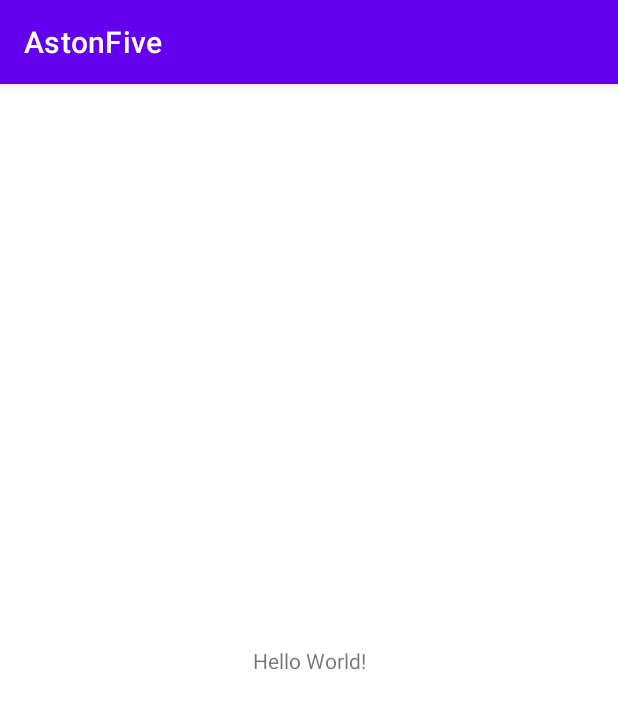
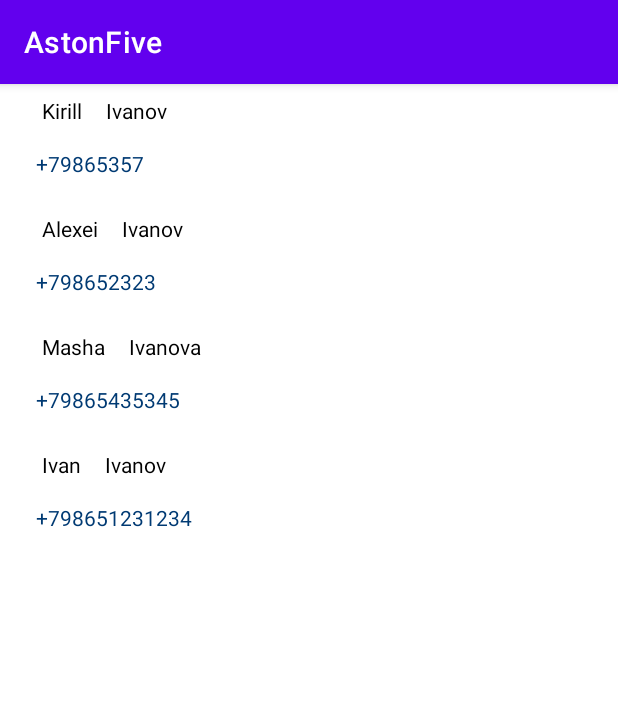
Before and after one commit to popovviktor/Aston_intensiv_5, an Android app: the screen it shows after launch (MainActivity), on a phone screen of 412 x 824 dp. Shown: the top 709 px of the screen. Run offline under Robolectric (Android 15) with nearby library versions, the phone set to English and light mode, and no system bars.

Commit message:
for phone xml done

```diff
--- a/app/build.gradle
+++ b/app/build.gradle
@@ -33,7 +33,7 @@ android {
 }
 
 dependencies {
-
+    implementation 'androidx.fragment:fragment-ktx:1.3.0'
     implementation 'androidx.core:core-ktx:1.7.0'
     implementation 'androidx.appcompat:appcompat:1.6.1'
     implementation 'com.google.android.material:material:1.9.0'
--- /dev/null
+++ b/app/src/main/java/com/myapplication/astonfive/Contact.kt
@@ -0,0 +1,8 @@
+package com.myapplication.astonfive
+
+data class Contact(
+    val id:Int,
+    val name:String,
+    val surname:String,
+    val phone_number:String
+)
--- /dev/null
+++ b/app/src/main/java/com/myapplication/astonfive/FragmentForList.kt
@@ -0,0 +1,70 @@
+package com.myapplication.astonfive
+
+import android.os.Bundle
+import androidx.fragment.app.Fragment
+import android.view.LayoutInflater
+import android.view.View
+import android.view.ViewGroup
+import android.widget.LinearLayout
+import android.widget.TextView
+
+
+class FragmentForList : Fragment() {
+    override fun onViewCreated(view: View, savedInstanceState: Bundle?) {
+        super.onViewCreated(view, savedInstanceState)
+        val contacts = RepositoryContacts.getList()
+        clearBackStack()
+        addCotactsInLinearLayout(view,contacts)
+    }
+    fun clearBackStack(){
+        parentFragmentManager.popBackStack()
+    }
+    fun addCotactsInLinearLayout(view: View, contacts:ArrayList<Contact>){
+        val linear_for_contacts = view.findViewById<LinearLayout>(R.id.linear_lt_for_items)
+        for (i in 0 ..contacts.size-1){
+            val contact_item = contacts[i]
+            initContactItemFieldsAndClickListener(linear_for_contacts,contact_item)
+        }
+    }
+    fun initContactItemFieldsAndClickListener(viewGroup:ViewGroup, contact_item:Contact){
+        val view_item_contact = LayoutInflater.from(activity)
+            .inflate(R.layout.item,viewGroup,false)
+        val name = view_item_contact.findViewById<TextView>(R.id.item_name)
+        val surname = view_item_contact.findViewById<TextView>(R.id.item_surname)
+        val phone = view_item_contact.findViewById<TextView>(R.id.item_phone_number)
+        name.text = contact_item.name
+        surname.text = contact_item.surname
+        phone.text = contact_item.phone_number
+        val id = contact_item.id
+        viewGroup.addView(view_item_contact)
+        view_item_contact.setOnClickListener {
+            startFragmentEditContactWithBundleIdItem(id)
+        }
+    }
+    fun startFragmentEditContactWithBundleIdItem(id_contact:Int){
+        val fragForEdit = FragmentForEditItem()
+        val bundle = Bundle()
+        bundle.putInt("iditem",id_contact)
+        fragForEdit.arguments = bundle
+        parentFragmentManager.beginTransaction()
+            .replace(R.id.fragment_container,fragForEdit)
+            .addToBackStack(null)
+            .commit()
+    }
+    override fun onCreate(savedInstanceState: Bundle?) {
+        super.onCreate(savedInstanceState)
+    }
+
+    override fun onCreateView(
+        inflater: LayoutInflater, container: ViewGroup?,
+        savedInstanceState: Bundle?
+    ): View? {
+        // Inflate the layout for this fragment
+        return inflater.inflate(R.layout.fragment_for_list, container, false)
+    }
+
+    companion object {
+        @JvmStatic
+        fun newInstance() = FragmentForList()
+    }
+}
--- a/app/src/main/java/com/myapplication/astonfive/MainActivity.kt
+++ b/app/src/main/java/com/myapplication/astonfive/MainActivity.kt
@@ -2,6 +2,7 @@ package com.myapplication.astonfive
 
 import androidx.appcompat.app.AppCompatActivity
 import android.os.Bundle
+import androidx.fragment.app.FragmentContainerView
 
 class MainActivity : AppCompatActivity() {
     override fun onCreate(savedInstanceState: Bundle?) {
--- /dev/null
+++ b/app/src/main/java/com/myapplication/astonfive/RepositoryContacts.kt
@@ -0,0 +1,33 @@
+package com.myapplication.astonfive
+
+object RepositoryContacts {
+    private val contactslist = ArrayList<Contact>()
+
+    init {
+        val user1 = Contact(0,"Kirill","Ivanov","+79865357")
+        val user2 = Contact(1,"Alexei","Ivanov","+798652323")
+        val user3 = Contact(2,"Masha","Ivanova","+79865435345")
+        val user4 = Contact(3,"Ivan","Ivanov","+798651231234")
+        contactslist.add(user1)
+        contactslist.add(user2)
+        contactslist.add(user3)
+        contactslist.add(user4)
+    }
+    fun getList() = contactslist
+
+    fun getContact(userId:Int):Contact?{
+        for (elem in contactslist){
+            if (userId==elem.id){
+                return elem
+            }
+        }
+    return null}
+
+    fun updateContact(userEdit:Contact){
+        for (elem in contactslist){
+            if (userEdit.id == elem.id){
+                contactslist.set(userEdit.id,userEdit)
+            }
+        }
+    }
+}
--- a/app/src/main/res/layout/activity_main.xml
+++ b/app/src/main/res/layout/activity_main.xml
@@ -6,13 +6,13 @@
     android:layout_height="match_parent"
     tools:context=".MainActivity">
 
-    <TextView
-        android:layout_width="wrap_content"
-        android:layout_height="wrap_content"
-        android:text="Hello World!"
+    <androidx.fragment.app.FragmentContainerView
+        android:id="@+id/fragment_container"
+        android:name="com.myapplication.astonfive.FragmentForList"
+        android:layout_width="0dp"
+        android:layout_height="0dp"
         app:layout_constraintBottom_toBottomOf="parent"
         app:layout_constraintEnd_toEndOf="parent"
         app:layout_constraintStart_toStartOf="parent"
         app:layout_constraintTop_toTopOf="parent" />
-
 </androidx.constraintlayout.widget.ConstraintLayout>
--- /dev/null
+++ b/app/src/main/res/layout/fragment_for_list.xml
@@ -0,0 +1,13 @@
+<?xml version="1.0" encoding="utf-8"?>
+<FrameLayout xmlns:android="http://schemas.android.com/apk/res/android"
+    xmlns:tools="http://schemas.android.com/tools"
+    android:layout_width="match_parent"
+    android:layout_height="match_parent"
+    tools:context=".FragmentForList">
+
+    <LinearLayout
+        android:id="@+id/linear_lt_for_items"
+        android:layout_width="match_parent"
+        android:layout_height="match_parent"
+        android:orientation="vertical"/>
+</FrameLayout>
--- /dev/null
+++ b/app/src/main/res/layout/item.xml
@@ -0,0 +1,47 @@
+<?xml version="1.0" encoding="utf-8"?>
+<androidx.constraintlayout.widget.ConstraintLayout xmlns:android="http://schemas.android.com/apk/res/android"
+    xmlns:app="http://schemas.android.com/apk/res-auto"
+    xmlns:tools="http://schemas.android.com/tools"
+    android:layout_width="match_parent"
+    android:layout_height="wrap_content">
+
+    <TextView
+        android:id="@+id/item_phone_number"
+        android:layout_width="wrap_content"
+        android:layout_height="wrap_content"
+        android:layout_marginStart="24dp"
+        android:layout_marginTop="16dp"
+        android:layout_marginBottom="16dp"
+        android:text="TextView"
+        android:textColor="#003A73"
+        app:layout_constraintBottom_toBottomOf="parent"
+        app:layout_constraintStart_toStartOf="parent"
+        app:layout_constraintTop_toBottomOf="@+id/chipGroup" />
+
+    <com.google.android.material.chip.ChipGroup
+        android:id="@+id/chipGroup"
+        android:layout_width="wrap_content"
+        android:layout_height="wrap_content"
+        android:layout_marginStart="24dp"
+        android:layout_marginTop="8dp"
+        app:chipSpacingHorizontal="16dp"
+        app:layout_constraintStart_toStartOf="parent"
+        app:layout_constraintTop_toTopOf="parent">
+
+        <TextView
+            android:id="@+id/item_name"
+            android:layout_width="wrap_content"
+            android:layout_height="wrap_content"
+            android:layout_marginStart="4dp"
+            android:layout_marginTop="120dp"
+            android:text="TextView"
+            android:textColor="#000000" />
+
+        <TextView
+            android:id="@+id/item_surname"
+            android:layout_width="wrap_content"
+            android:layout_height="wrap_content"
+            android:text="TextView"
+            android:textColor="#000000" />
+    </com.google.android.material.chip.ChipGroup>
+</androidx.constraintlayout.widget.ConstraintLayout>
--- a/app/src/main/res/values/strings.xml
+++ b/app/src/main/res/values/strings.xml
@@ -1,3 +1,5 @@
 <resources>
     <string name="app_name">AstonFive</string>
+    <!-- TODO: Remove or change this placeholder text -->
+    <string name="hello_blank_fragment">Hello blank fragment</string>
 </resources>
```
Also changed, not shown: app/src/main/java/com/myapplication/astonfive/FragmentForEditItem.kt (added, +65 -0 lines), app/src/main/res/layout/fragment_for_edit_item.xml (added, +79 -0 lines).
